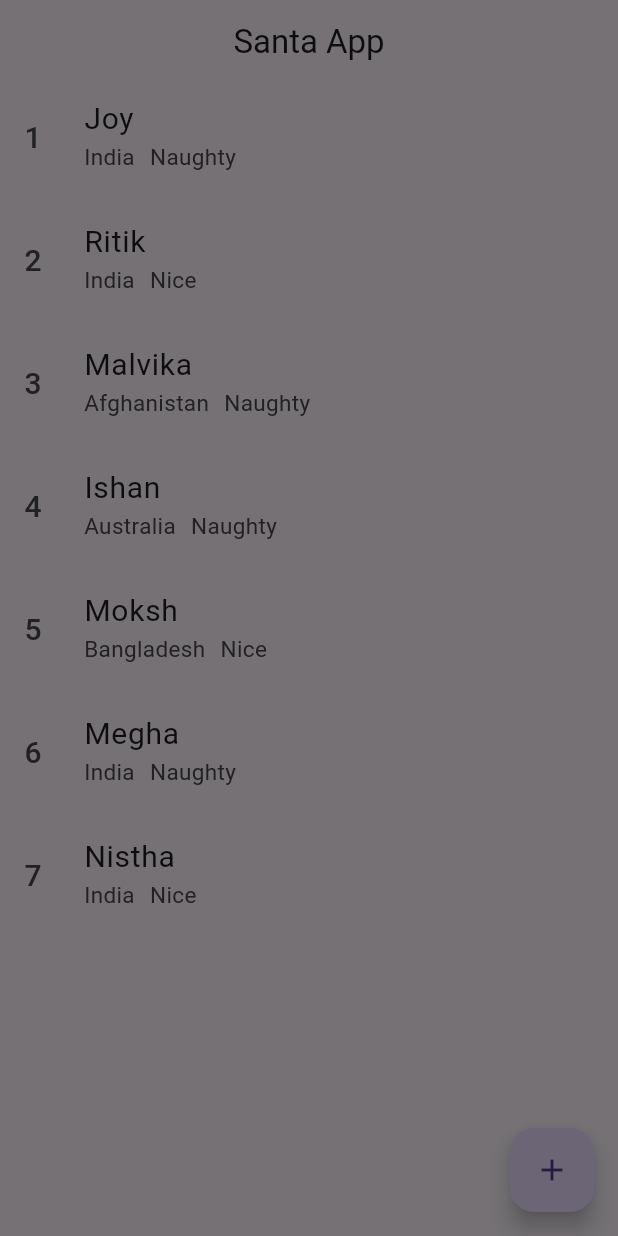
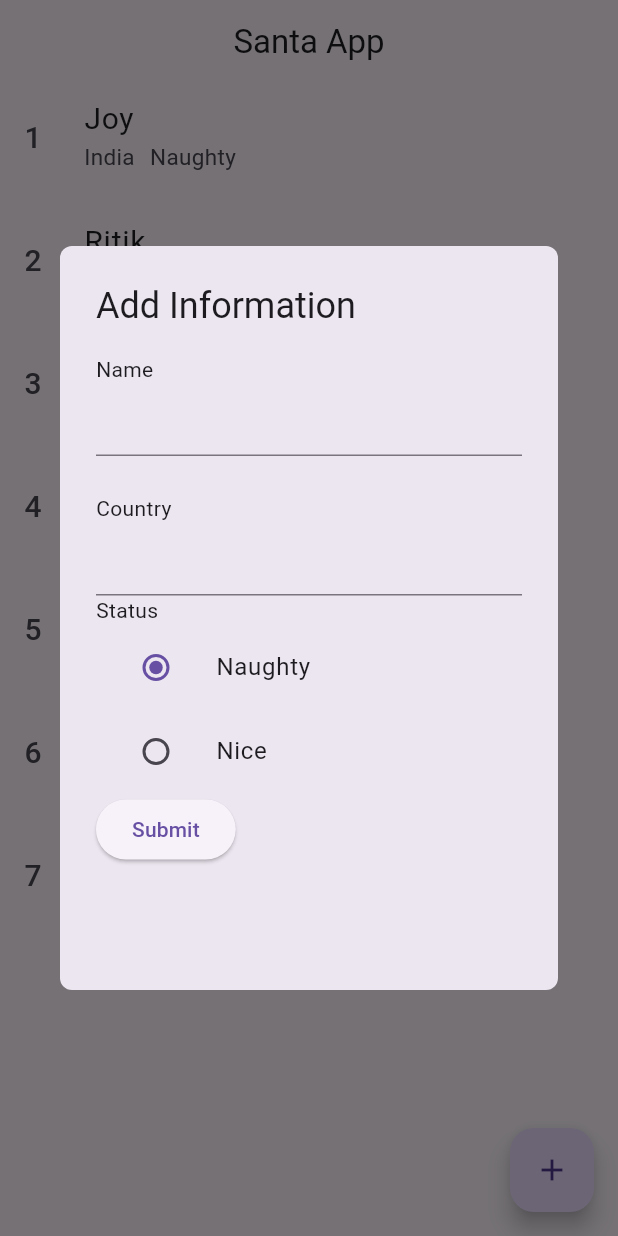
Before and after one commit to Parul-Concetto/santa_app, a Flutter app: the screen it shows after launch, after a tap on the "add" icon, on a phone screen of 412 x 824 dp. Run offline on Flutter 3.47's test engine with Material 2 defaults, Android fonts, the light colour scheme and no system bars.

Commit message:
- created form for add data in list view

```diff
--- a/lib/pages/list_page.dart
+++ b/lib/pages/list_page.dart
@@ -14,6 +14,9 @@ class HomePage extends StatelessWidget {
     ChildrenModel(id: 6, name: 'Megha', country: 'India', isNaughty: true),
     ChildrenModel(id: 7, name: 'Nistha', country: 'India', isNaughty: false),
   ];
+  final TextEditingController name = TextEditingController();
+
+  late final int selectedOption = 1;
 
   @override
   Widget build(BuildContext context) {
@@ -55,13 +58,65 @@ class HomePage extends StatelessWidget {
             showDialog(
                 context: context,
                 builder: (BuildContext context) {
-                  return Container(
-                    child: Column(children: [
-
-                    ]),
-                  );
+                  return OpenDialog(name: name, selectedOption: selectedOption);
                 });
           }),
+    );
+  }
+}
+
+class OpenDialog extends StatelessWidget {
+  const OpenDialog({
+    super.key,
+    required this.name,
+    required this.selectedOption,
+  });
+
+  final TextEditingController name;
+  final int selectedOption;
+
+  @override
+  Widget build(BuildContext context) {
+    return AlertDialog(
+      title: const Text('Add Information'),
+      shape: RoundedRectangleBorder(borderRadius: BorderRadius.circular(8)),
+      content: Container(
+        height: 400,
+        width: 300,
+        child: Column(
+          crossAxisAlignment: CrossAxisAlignment.start,
+          children: [
+            const Text('Name'),
+            TextFormField(controller: name),
+            const SizedBox(
+              height: 25,
+            ),
+            const Text('Country'),
+            TextFormField(controller: name),
+            const Text('Status'),
+            ListTile(
+              title: const Text('Naughty'),
+              leading: Radio(
+                value: 1,
+                groupValue: selectedOption,
+                onChanged: (value) {},
+              ),
+            ),
+            /*   const SizedBox(
+              width: 10,
+            ),*/
+            ListTile(
+              title: const Text('Nice'),
+              leading: Radio(
+                value: 2,
+                groupValue: selectedOption,
+                onChanged: (value) {},
+              ),
+            ),
+            ElevatedButton(onPressed: () {}, child: Text('Submit')),
+          ],
+        ),
+      ),
     );
   }
 }
```
